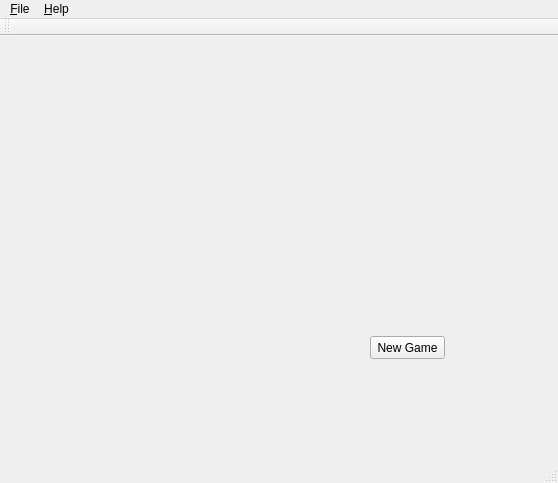
First picture: the form in TicTacToe++/winmain.ui, repository avindra/ttt-plusplus, before the edit.
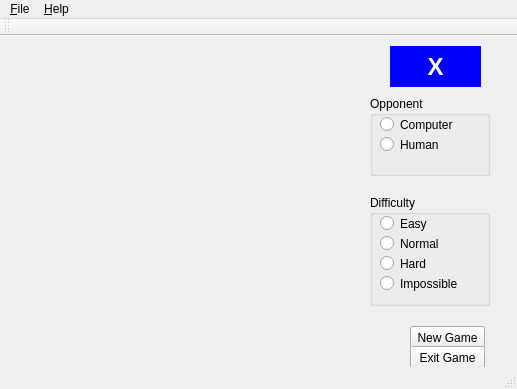
Second picture: the form after the edit.

Commit message: -Set title to TTT Alpha -Add the rest of the essential UI stuff.

Patch:
```diff
--- a/TicTacToe++/winmain.ui
+++ b/TicTacToe++/winmain.ui
@@ -6,18 +6,21 @@
    <rect>
     <x>0</x>
     <y>0</y>
-    <width>558</width>
-    <height>483</height>
+    <width>517</width>
+    <height>389</height>
    </rect>
   </property>
   <property name="windowTitle">
-   <string>winMain</string>
+   <string>Tic-Tac-Toe++ Alpha</string>
+  </property>
+  <property name="styleSheet">
+   <string notr="true"/>
   </property>
   <widget class="QWidget" name="centralWidget">
    <widget class="QWidget" name="gridLayoutWidget">
     <property name="geometry">
      <rect>
-      <x>30</x>
+      <x>10</x>
       <y>10</y>
       <width>301</width>
       <height>311</height>
@@ -28,8 +31,8 @@
    <widget class="QPushButton" name="pushButton">
     <property name="geometry">
      <rect>
-      <x>370</x>
-      <y>300</y>
+      <x>410</x>
+      <y>290</y>
       <width>75</width>
       <height>23</height>
      </rect>
@@ -38,13 +41,152 @@
      <string>New Game</string>
     </property>
    </widget>
+   <widget class="QPushButton" name="pushButton_2">
+    <property name="geometry">
+     <rect>
+      <x>410</x>
+      <y>310</y>
+      <width>75</width>
+      <height>23</height>
+     </rect>
+    </property>
+    <property name="text">
+     <string>Exit Game</string>
+    </property>
+   </widget>
+   <widget class="QGroupBox" name="groupBox">
+    <property name="geometry">
+     <rect>
+      <x>370</x>
+      <y>159</y>
+      <width>120</width>
+      <height>111</height>
+     </rect>
+    </property>
+    <property name="title">
+     <string>Difficulty</string>
+    </property>
+    <widget class="QRadioButton" name="radioButton_3">
+     <property name="geometry">
+      <rect>
+       <x>10</x>
+       <y>20</y>
+       <width>82</width>
+       <height>17</height>
+      </rect>
+     </property>
+     <property name="text">
+      <string>Easy</string>
+     </property>
+    </widget>
+    <widget class="QRadioButton" name="radioButton_4">
+     <property name="geometry">
+      <rect>
+       <x>10</x>
+       <y>40</y>
+       <width>82</width>
+       <height>17</height>
+      </rect>
+     </property>
+     <property name="text">
+      <string>Normal</string>
+     </property>
+    </widget>
+    <widget class="QRadioButton" name="radioButton_5">
+     <property name="geometry">
+      <rect>
+       <x>10</x>
+       <y>60</y>
+       <width>82</width>
+       <height>17</height>
+      </rect>
+     </property>
+     <property name="text">
+      <string>Hard</string>
+     </property>
+    </widget>
+    <widget class="QRadioButton" name="radioButton_6">
+     <property name="geometry">
+      <rect>
+       <x>10</x>
+       <y>80</y>
+       <width>82</width>
+       <height>17</height>
+      </rect>
+     </property>
+     <property name="text">
+      <string>Impossible</string>
+     </property>
+    </widget>
+   </widget>
+   <widget class="QGroupBox" name="groupBox_2">
+    <property name="geometry">
+     <rect>
+      <x>370</x>
+      <y>60</y>
+      <width>120</width>
+      <height>80</height>
+     </rect>
+    </property>
+    <property name="title">
+     <string>Opponent</string>
+    </property>
+    <widget class="QRadioButton" name="radioButton">
+     <property name="geometry">
+      <rect>
+       <x>10</x>
+       <y>20</y>
+       <width>82</width>
+       <height>17</height>
+      </rect>
+     </property>
+     <property name="text">
+      <string>Computer</string>
+     </property>
+    </widget>
+    <widget class="QRadioButton" name="radioButton_2">
+     <property name="geometry">
+      <rect>
+       <x>10</x>
+       <y>40</y>
+       <width>82</width>
+       <height>17</height>
+      </rect>
+     </property>
+     <property name="text">
+      <string>Human</string>
+     </property>
+    </widget>
+   </widget>
+   <widget class="QLabel" name="label">
+    <property name="geometry">
+     <rect>
+      <x>390</x>
+      <y>10</y>
+      <width>91</width>
+      <height>41</height>
+     </rect>
+    </property>
+    <property name="styleSheet">
+     <string notr="true">background-color:blue;
+color:white;
+font-weight:bold;
+font-size:24px;</string>
+    </property>
+    <property name="text">
+     <string>X</string>
+    </property>
+    <property name="alignment">
+     <set>Qt::AlignCenter</set>
+    </property>
+   </widget>
   </widget>
   <widget class="QMenuBar" name="mnuMain">
    <property name="geometry">
     <rect>
      <x>0</x>
      <y>0</y>
-     <width>558</width>
+     <width>517</width>
      <height>21</height>
     </rect>
    </property>
@@ -69,7 +211,7 @@
     <enum>TopToolBarArea</enum>
    </attribute>
    <attribute name="toolBarBreak">
-    <bool>true</bool>
+    <bool>false</bool>
    </attribute>
   </widget>
   <widget class="QStatusBar" name="statusBar"/>
```
The commit also changes 1 other file.
